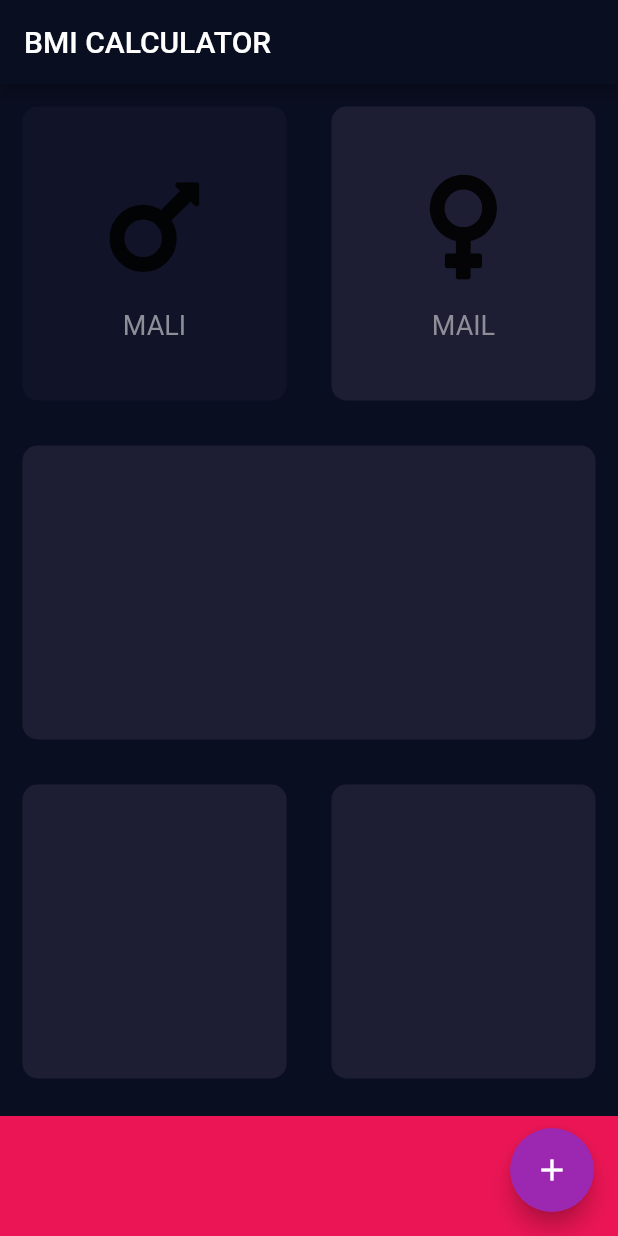
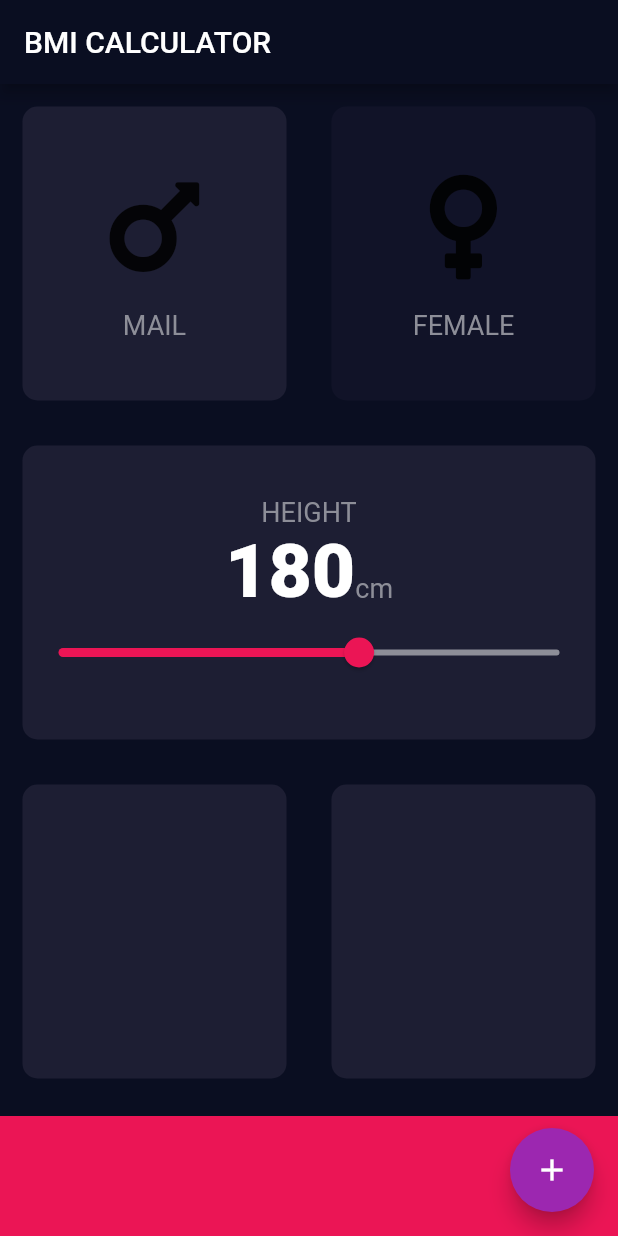
Before and after one commit to eunjeongsong/bmi-calculator-flutter, a Flutter app: the screen it shows after launch, after a tap on "MAIL", on a phone screen of 412 x 824 dp. Run offline on Flutter 3.47's test engine with Material 2 defaults, Android fonts, the phone set to English and light mode, and no system bars; our stand-ins replace font_awesome_flutter.

Commit message:
added slider button

```diff
--- /dev/null
+++ b/lib/constants.dart
@@ -0,0 +1,18 @@
+import 'dart:ui';
+
+import 'package:flutter/cupertino.dart';
+
+const kButtonContainerHeight = 80.0;
+const kButtonContainerColour = Color(0xFFEB1555);
+const kActiveCardColour = Color(0xFF1D1E33);
+const kInactiveCardColour = Color(0xFF111328);
+
+const kLabelTextStyle = TextStyle(
+  fontSize: 18.0,
+  color: Color(0xFF8D8E98),
+);
+
+const kNumberTextStyle = TextStyle(
+  fontSize: 50.0,
+  fontWeight: FontWeight.w900,
+);
--- a/lib/icon_content.dart
+++ b/lib/icon_content.dart
@@ -1,9 +1,6 @@
 import 'package:flutter/cupertino.dart';
 
-const labelTextStyle = TextStyle(
-  fontSize: 18.0,
-  color: Color(0xFF8D8E98),
-);
+import 'constants.dart';
 
 class IconContent extends StatelessWidget {
   final IconData icon;
@@ -26,7 +23,7 @@ class IconContent extends StatelessWidget {
         ),
         Text(
           label,
-          style: labelTextStyle,
+          style: kLabelTextStyle,
         ),
       ],
     );
--- a/lib/input_page.dart
+++ b/lib/input_page.dart
@@ -3,12 +3,10 @@ import 'package:flutter/foundation.dart';
 import 'package:flutter/material.dart';
 import 'package:font_awesome_flutter/font_awesome_flutter.dart';
 
+import 'constants.dart';
 import 'icon_content.dart';
 
-const buttonContainerHeight = 80.0;
-const buttonContainerColour = Color(0xFFEB1555);
-const activeCardColour = Color(0xFF1D1E33);
-const inactiveCardColour = Color(0xFF111328);
+enum Gender { male, female }
 
 class InputPage extends StatefulWidget {
   const InputPage({Key? key}) : super(key: key);
@@ -17,28 +15,9 @@ class InputPage extends StatefulWidget {
   _InputPageState createState() => _InputPageState();
 }
 
-enum Gender { male, female }
-
 class _InputPageState extends State<InputPage> {
-  Color maleCardColour = inactiveCardColour;
-  Color femaleCardColour = inactiveCardColour;
-
-  // 1 = male, 2 = female
-  void updateColour(Gender selectedGender) {
-    if (selectedGender == Gender.male) {
-      if (maleCardColour == inactiveCardColour) {
-        maleCardColour = activeCardColour;
-      } else {
-        maleCardColour = inactiveCardColour;
-      }
-    } else if (selectedGender == Gender.female) {
-      if (femaleCardColour == inactiveCardColour) {
-        femaleCardColour = activeCardColour;
-      } else {
-        femaleCardColour = inactiveCardColour;
-      }
-    }
-  }
+  Gender selectedGender = Gender.male;
+  int height = 180;
 
   @override
   Widget build(BuildContext context) {
@@ -47,71 +26,109 @@ class _InputPageState extends State<InputPage> {
         title: const Text('BMI CALCULATOR'),
       ),
       body: Column(
+        crossAxisAlignment: CrossAxisAlignment.stretch,
         children: <Widget>[
           Expanded(
             child: Row(
               children: <Widget>[
                 Expanded(
-                  child: GestureDetector(
-                    onTap: () {
+                  child: ResusableCard(
+                    onPress: () {
                       setState(() {
-                        updateColour(Gender.male);
+                        selectedGender = Gender.male;
                       });
                     },
-                    child: ResusableCard(
-                      colour: maleCardColour,
-                      cardChild: const IconContent(
-                        icon: FontAwesomeIcons.mars,
-                        label: "MALI",
-                      ),
+                    colour: selectedGender == Gender.male
+                        ? kActiveCardColour
+                        : kInactiveCardColour,
+                    cardChild: const IconContent(
+                      icon: FontAwesomeIcons.mars,
+                      label: "MAIL",
                     ),
                   ),
                 ),
                 Expanded(
-                  child: GestureDetector(
-                    onTap: () {
+                  child: ResusableCard(
+                    onPress: () {
                       setState(() {
-                        updateColour(Gender.female);
+                        selectedGender = Gender.female;
                       });
                     },
-                    child: ResusableCard(
-                      colour: femaleCardColour,
-                      cardChild: const IconContent(
-                        icon: FontAwesomeIcons.venus,
-                        label: "MAIL",
-                      ),
+                    colour: selectedGender == Gender.female
+                        ? kActiveCardColour
+                        : kInactiveCardColour,
+                    cardChild: const IconContent(
+                      icon: FontAwesomeIcons.venus,
+                      label: "FEMALE",
                     ),
                   ),
                 ),
               ],
             ),
           ),
-          const Expanded(
+          Expanded(
             child: ResusableCard(
-              colour: activeCardColour,
-            ),
+                colour: kActiveCardColour,
+                cardChild: Column(
+                  // (수직 가운데 정렬)
+                  mainAxisAlignment: MainAxisAlignment.center,
+                  children: [
+                    const Text(
+                      "HEIGHT",
+                      style: kLabelTextStyle,
+                    ),
+                    Row(
+                      // (수평 가운데 정렬)
+                      mainAxisAlignment: MainAxisAlignment.center,
+                      crossAxisAlignment: CrossAxisAlignment.baseline,
+                      textBaseline: TextBaseline.alphabetic,
+                      children: [
+                        Text(
+                          height.toString(),
+                          style: kNumberTextStyle,
+                        ),
+                        const Text(
+                          "cm",
+                          style: kLabelTextStyle,
+                        )
+                      ],
+                    ),
+                    Slider(
+                      value: height.toDouble(),
+                      min: 120.0,
+                      max: 220.0,
+                      activeColor: kButtonContainerColour,
+                      inactiveColor: Color(0xFF8D8E98),
+                      onChanged: (double value) {
+                        setState(() {
+                          height = value.round();
+                        });
+                      },
+                    )
+                  ],
+                )),
           ),
           Expanded(
             child: Row(
               children: const <Widget>[
                 Expanded(
                   child: ResusableCard(
-                    colour: activeCardColour,
+                    colour: kActiveCardColour,
                   ),
                 ),
                 Expanded(
                   child: ResusableCard(
-                    colour: activeCardColour,
+                    colour: kActiveCardColour,
                   ),
                 ),
               ],
             ),
           ),
           Container(
-            color: buttonContainerColour,
+            color: kButtonContainerColour,
             margin: const EdgeInsets.only(top: 10.0),
             width: double.infinity,
-            height: buttonContainerHeight,
+            height: kButtonContainerHeight,
           )
         ],
       ),
--- a/lib/reusable_card.dart
+++ b/lib/reusable_card.dart
@@ -1,21 +1,26 @@
 import 'package:flutter/cupertino.dart';
 
 class ResusableCard extends StatelessWidget {
+  const ResusableCard(
+      {Key? key, required this.colour, this.cardChild, this.onPress})
+      : super(key: key);
+
   final Color colour;
-  final Widget? cardChild ;
-
-  const ResusableCard({Key? key, required this.colour, this.cardChild})
-      : super(key: key);
+  final Widget? cardChild;
+  final VoidCallback? onPress;
 
   @override
   Widget build(BuildContext context) {
-    return Container(
-      margin: const EdgeInsets.all(15.0),
-      decoration: BoxDecoration(
-        color: colour,
-        borderRadius: BorderRadius.circular(10.0),
+    return GestureDetector(
+      onTap: onPress,
+      child: Container(
+        margin: const EdgeInsets.all(15.0),
+        decoration: BoxDecoration(
+          color: colour,
+          borderRadius: BorderRadius.circular(10.0),
+        ),
+        child: cardChild,
       ),
-      child: cardChild,
     );
   }
 }
```
Also changed, not shown: lib/main.dart (line endings or trailing spaces).
